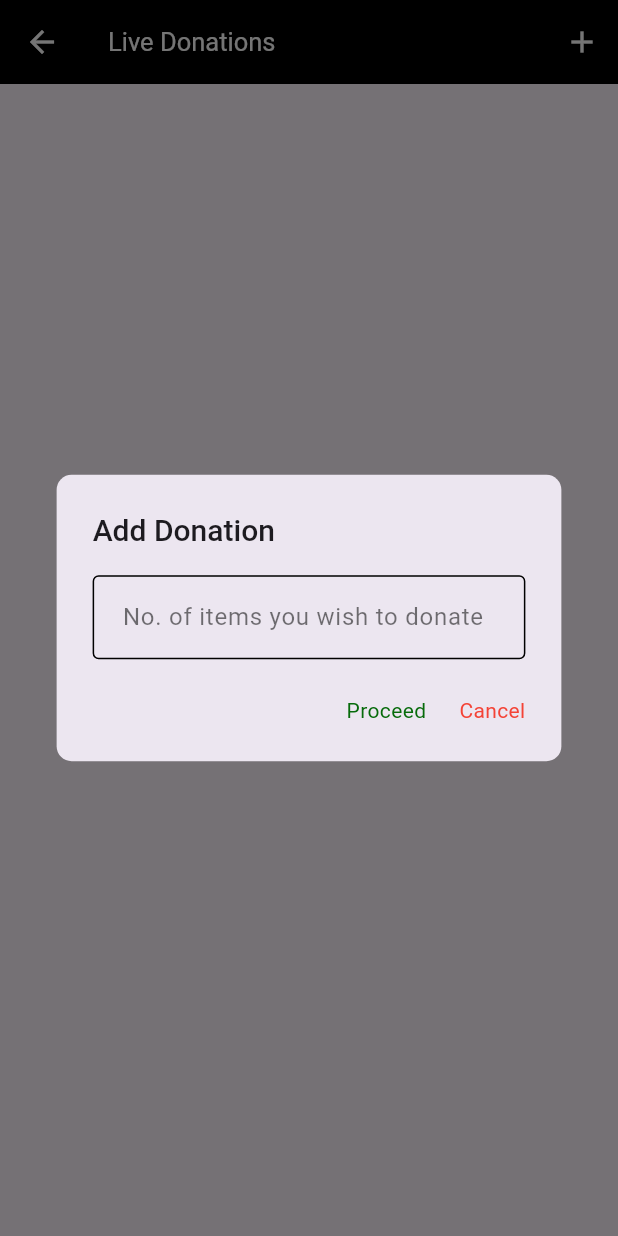
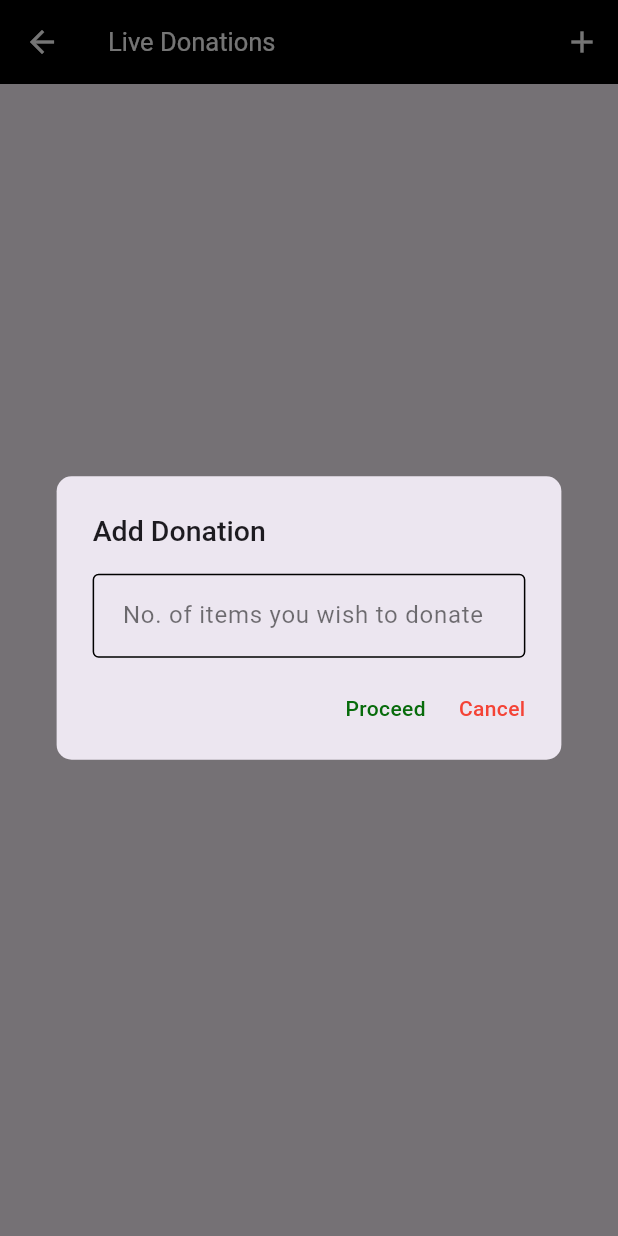
Before and after one commit to Sangeetha2125/Serve-Surplus-Frontend, a Flutter app: the LiveDonationsPage screen opened directly, after a tap on the "add" icon, on a phone screen of 412 x 824 dp. Run offline on Flutter 3.47's test engine with Material 3 defaults, Android fonts, the phone set to English and light mode, and no system bars; our stand-ins replace dotted_border, image_picker, shared_preferences; missing offline and left inert: cloudinary_public; accounts and stored records are empty.

```diff
--- a/lib/constants/utils.dart
+++ b/lib/constants/utils.dart
@@ -36,7 +36,7 @@ void addDonationDialog(
             title: const Text(
               "Add Donation",
               style: TextStyle(
-                fontSize: 20,
+                fontSize: 19,
                 fontWeight: FontWeight.w500,
               ),
             ),
@@ -60,6 +60,8 @@ void addDonationDialog(
                   "Proceed",
                   style: TextStyle(
                     color: Color.fromARGB(255, 7, 107, 11),
+                    fontSize: 14,
+                    fontWeight: FontWeight.w500,
                   ),
                 ),
               ),
@@ -73,6 +75,8 @@ void addDonationDialog(
                     "Cancel",
                     style: TextStyle(
                       color: Colors.red,
+                      fontSize: 14,
+                      fontWeight: FontWeight.w500,
                     ),
                   ),
                 ),
```
